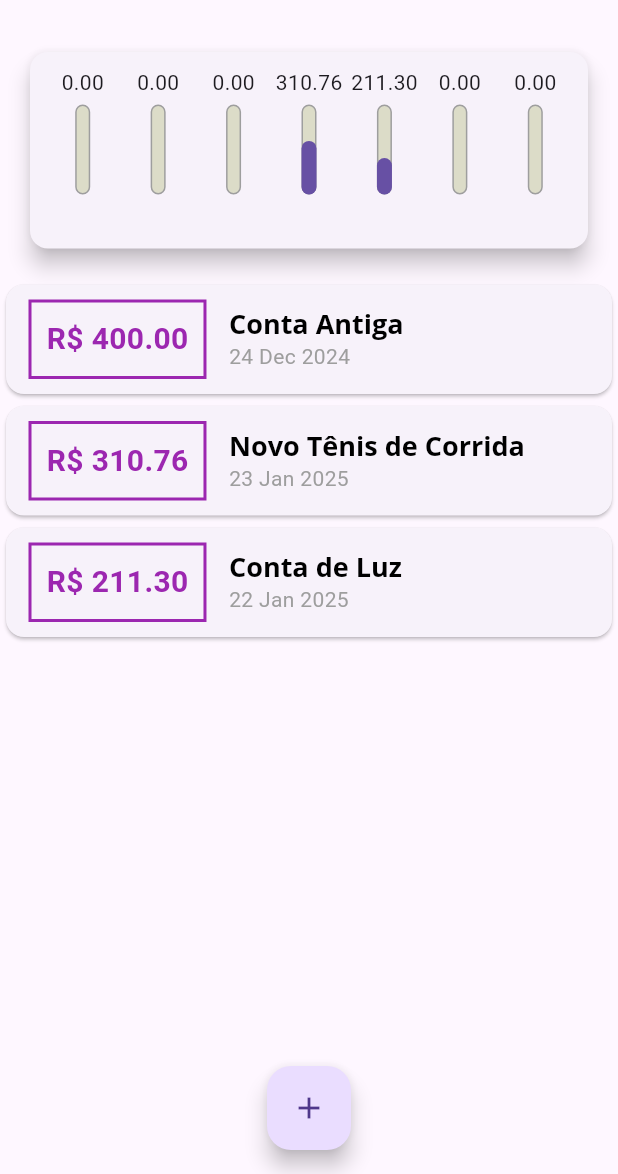
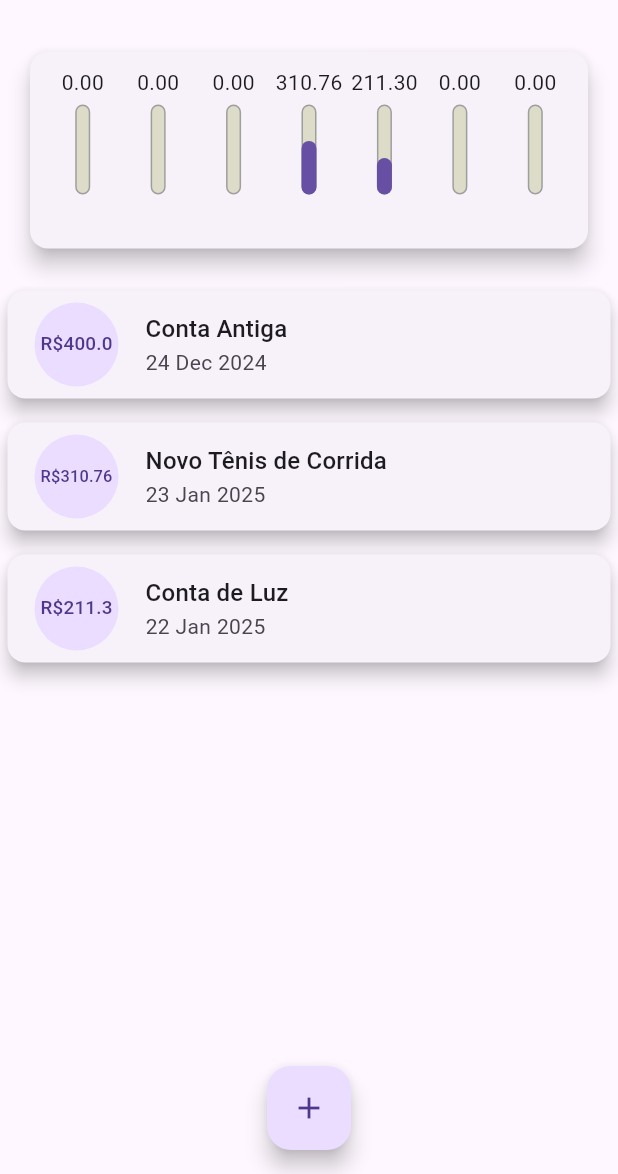
Before and after one commit to jgdlago/expenses-app, a Flutter app: the screen it shows after launch, on a phone screen of 412 x 824 dp, the part 62-1236 px from its top. Run offline on Flutter 3.47's test engine with Material 3 defaults, Android fonts, the phone set to English and light mode, and no system bars.

Commit message:
:sparkles: feat(public): layout de listagem de despesas

```diff
--- a/expenses/lib/components/transaction_list.dart
+++ b/expenses/lib/components/transaction_list.dart
@@ -16,45 +16,28 @@ class TransactionList extends StatelessWidget {
         itemBuilder: (ctx, index) {
           final tr = transactions[index];
           return Card(
-            child: Row(
-              children: [
-                Container(
+            elevation: 5,
             margin: const EdgeInsets.symmetric(
-                    horizontal: 15,
-                    vertical: 10,
+              vertical: 8,
+              horizontal: 5
             ),
-                  decoration: BoxDecoration(
-                    border: Border.all(
-                      color: Theme.of(context).colorScheme.primary,
-                      width: 2,
-                    ),
-                  ),
-                  padding: const EdgeInsets.all(10),
-                  child: Text(
-                    'R\$ ${tr.value.toStringAsFixed(2)}',
-                    style: TextStyle(
-                      fontWeight: FontWeight.bold,
-                      fontSize: 20,
-                      color: Theme.of(context).colorScheme.primary,
+            child: ListTile(
+              leading: CircleAvatar(
+                radius: 30,
+                child: Padding(
+                  padding: const EdgeInsets.all(6),
+                  child: FittedBox(
+                    child: Text('R\$${tr.value}'),
                   ),
                 ),
               ),
-                Column(
-                  crossAxisAlignment: CrossAxisAlignment.start,
-                  children: [
-                    Text(
+              title: Text(
                   tr.title,
-                      style: Theme.of(context).textTheme.titleLarge,
+                style: Theme.of(context).textTheme.titleMedium,
               ),
-                    Text(
+              subtitle: Text(
                 DateFormat('d MMM y').format(tr.date),
-                      style: const TextStyle(
-                        color: Colors.grey,
               ),
-                    ),
-                  ],
-                ),
-              ],
             ),
           );
         },
```
Lines whose indentation alone changed are shown as unchanged.
